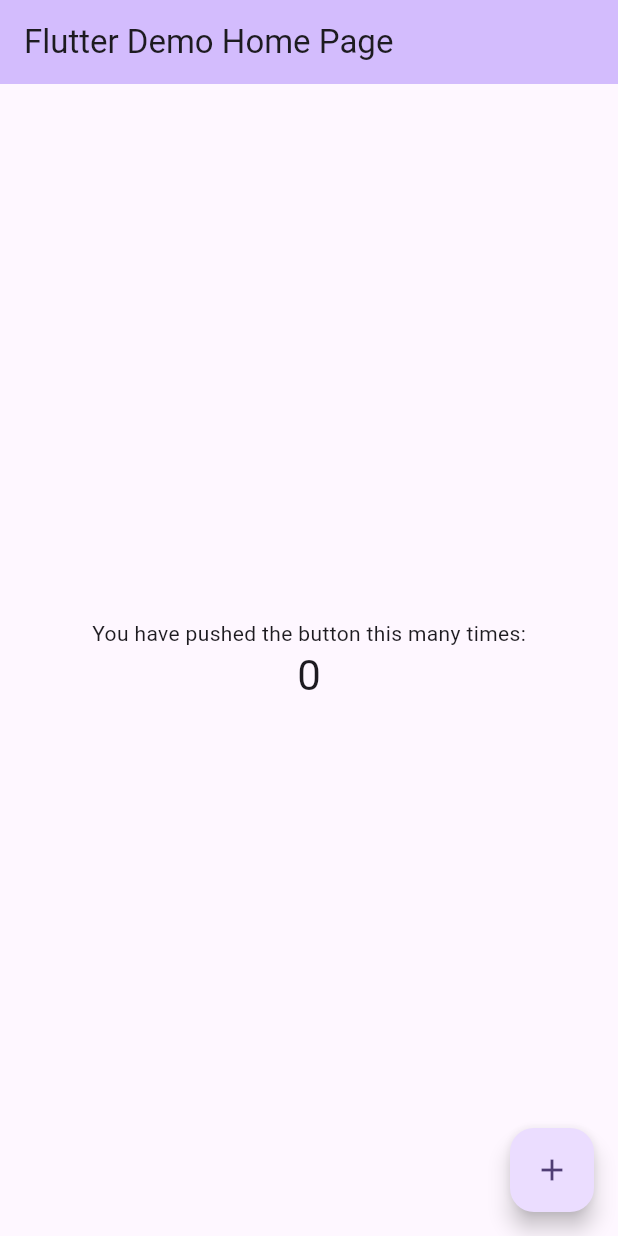
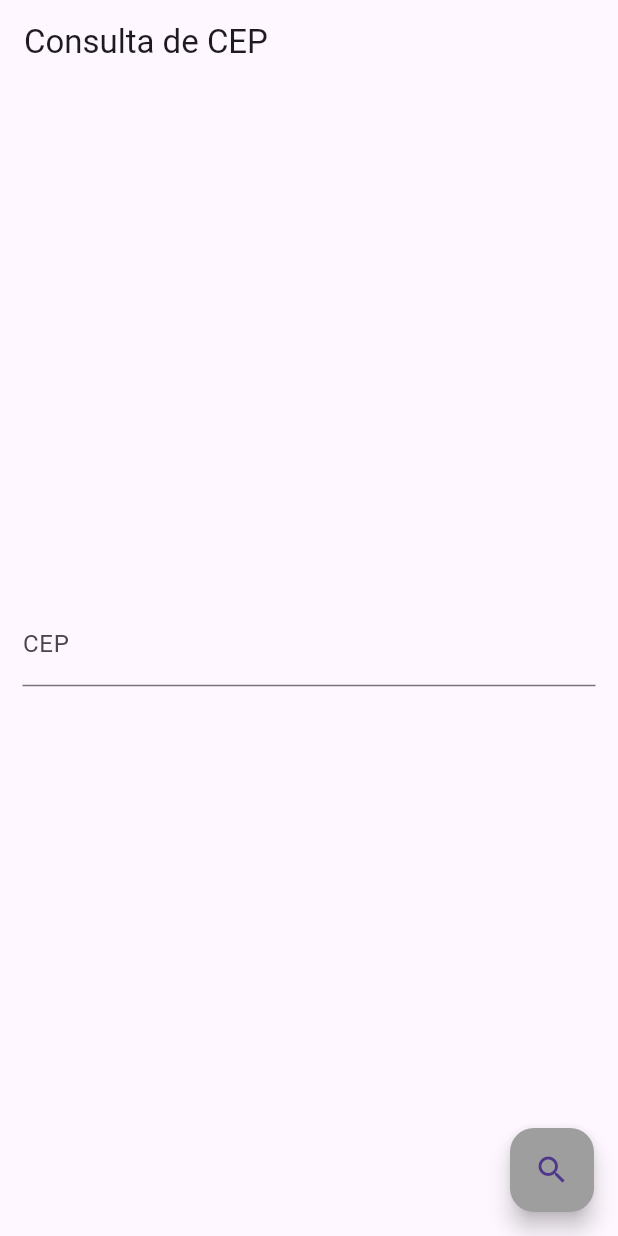
Before and after one commit to andre-luiz-aquino/viacep, a Flutter app: the screen it shows after launch, on a phone screen of 412 x 824 dp. Run offline on Flutter 3.47's test engine with Material 3 defaults, Android fonts, the phone set to English and light mode, and no system bars.

Commit message:
primeiro commit

```diff
--- /dev/null
+++ b/lib/buscar_cep.dart
@@ -0,0 +1,74 @@
+import 'dart:convert';
+
+import 'package:flutter/material.dart';
+
+import 'package:http/http.dart' as http;
+
+class BuscarCEP extends StatefulWidget {
+  BuscarCEP({super.key});
+
+  @override
+  State<BuscarCEP> createState() => _BuscarCEP();
+}
+
+class _BuscarCEP extends State<BuscarCEP> {
+  TextEditingController _cepController = TextEditingController();
+
+  String _valorRetorno = "";
+
+  void _buscarCep() async {
+    String cep = _cepController.text;
+
+    var _urlApi = Uri.parse("https://viacep.com.br/ws/$cep/json/");
+    http.Response resposta = await http.get(_urlApi);
+
+    String endereco = "";
+
+    if (resposta.statusCode == 200) {
+      print('Código de Resposta: ${resposta.statusCode}');
+
+      // endereco =  resposta.body;
+
+      Map<String, dynamic> dadosCep = json.decode(resposta.body);
+
+      endereco = "${dadosCep["logradouro"]}, ${dadosCep["bairro"]},"
+          "${dadosCep["localidade"]} - ${dadosCep["uf"]} ";
+    } else {
+      endereco = 'Cep informado incorretamente ou não encontrado.';
+    }
+
+    setState(() {
+      _valorRetorno = endereco;
+    });
+  }
+
+  @override
+  Widget build(BuildContext context) {
+    return Scaffold(
+      appBar: AppBar(
+        title: Text("Consulta de CEP"),
+      ),
+      body: Center(
+        child: Column(
+          mainAxisAlignment: MainAxisAlignment.center,
+          children: [
+            Padding(
+              padding: const EdgeInsets.all(15.0),
+              child: TextField(
+                controller: _cepController,
+                keyboardType: TextInputType.number,
+                decoration: InputDecoration(labelText: 'CEP'),
+              ),
+            ),
+            Text('$_valorRetorno')
+          ],
+        ),
+      ),
+      floatingActionButton: FloatingActionButton(
+        onPressed: _buscarCep,
+        child: Icon(Icons.search),
+        backgroundColor: Colors.grey,
+      ),
+    );
+  }
+}
--- a/lib/main.dart
+++ b/lib/main.dart
@@ -1,125 +1,10 @@
 import 'package:flutter/material.dart';
+import 'package:http/http.dart' as http;
+import 'dart:convert';
+
+import 'package:viacep/buscar_cep.dart';
 
 void main() {
-  runApp(const MyApp());
+  runApp(MaterialApp(
+      theme: ThemeData(primarySwatch: Colors.blue), home: BuscarCEP()));
 }
-
-class MyApp extends StatelessWidget {
-  const MyApp({super.key});
-
-  // This widget is the root of your application.
-  @override
-  Widget build(BuildContext context) {
-    return MaterialApp(
-      title: 'Flutter Demo',
-      theme: ThemeData(
-        // This is the theme of your application.
-        //
-        // TRY THIS: Try running your application with "flutter run". You'll see
-        // the application has a purple toolbar. Then, without quitting the app,
-        // try changing the seedColor in the colorScheme below to Colors.green
-        // and then invoke "hot reload" (save your changes or press the "hot
-        // reload" button in a Flutter-supported IDE, or press "r" if you used
-        // the command line to start the app).
-        //
-        // Notice that the counter didn't reset back to zero; the application
-        // state is not lost during the reload. To reset the state, use hot
-        // restart instead.
-        //
-        // This works for code too, not just values: Most code changes can be
-        // tested with just a hot reload.
-        colorScheme: ColorScheme.fromSeed(seedColor: Colors.deepPurple),
-        useMaterial3: true,
-      ),
-      home: const MyHomePage(title: 'Flutter Demo Home Page'),
-    );
-  }
-}
-
-class MyHomePage extends StatefulWidget {
-  const MyHomePage({super.key, required this.title});
-
-  // This widget is the home page of your application. It is stateful, meaning
-  // that it has a State object (defined below) that contains fields that affect
-  // how it looks.
-
-  // This class is the configuration for the state. It holds the values (in this
-  // case the title) provided by the parent (in this case the App widget) and
-  // used by the build method of the State. Fields in a Widget subclass are
-  // always marked "final".
-
-  final String title;
-
-  @override
-  State<MyHomePage> createState() => _MyHomePageState();
-}
-
-class _MyHomePageState extends State<MyHomePage> {
-  int _counter = 0;
-
-  void _incrementCounter() {
-    setState(() {
-      // This call to setState tells the Flutter framework that something has
-      // changed in this State, which causes it to rerun the build method below
-      // so that the display can reflect the updated values. If we changed
-      // _counter without calling setState(), then the build method would not be
-      // called again, and so nothing would appear to happen.
-      _counter++;
-    });
-  }
-
-  @override
-  Widget build(BuildContext context) {
-    // This method is rerun every time setState is called, for instance as done
-    // by the _incrementCounter method above.
-    //
-    // The Flutter framework has been optimized to make rerunning build methods
-    // fast, so that you can just rebuild anything that needs updating rather
-    // than having to individually change instances of widgets.
-    return Scaffold(
-      appBar: AppBar(
-        // TRY THIS: Try changing the color here to a specific color (to
-        // Colors.amber, perhaps?) and trigger a hot reload to see the AppBar
-        // change color while the other colors stay the same.
-        backgroundColor: Theme.of(context).colorScheme.inversePrimary,
-        // Here we take the value from the MyHomePage object that was created by
-        // the App.build method, and use it to set our appbar title.
-        title: Text(widget.title),
-      ),
-      body: Center(
-        // Center is a layout widget. It takes a single child and positions it
-        // in the middle of the parent.
-        child: Column(
-          // Column is also a layout widget. It takes a list of children and
-          // arranges them vertically. By default, it sizes itself to fit its
-          // children horizontally, and tries to be as tall as its parent.
-          //
-          // Column has various properties to control how it sizes itself and
-          // how it positions its children. Here we use mainAxisAlignment to
-          // center the children vertically; the main axis here is the vertical
-          // axis because Columns are vertical (the cross axis would be
-          // horizontal).
-          //
-          // TRY THIS: Invoke "debug painting" (choose the "Toggle Debug Paint"
-          // action in the IDE, or press "p" in the console), to see the
-          // wireframe for each widget.
-          mainAxisAlignment: MainAxisAlignment.center,
-          children: <Widget>[
-            const Text(
-              'You have pushed the button this many times:',
-            ),
-            Text(
-              '$_counter',
-              style: Theme.of(context).textTheme.headlineMedium,
-            ),
-          ],
-        ),
-      ),
-      floatingActionButton: FloatingActionButton(
-        onPressed: _incrementCounter,
-        tooltip: 'Increment',
-        child: const Icon(Icons.add),
-      ), // This trailing comma makes auto-formatting nicer for build methods.
-    );
-  }
-}
--- a/pubspec.yaml
+++ b/pubspec.yaml
@@ -35,6 +35,7 @@ dependencies:
   # The following adds the Cupertino Icons font to your application.
   # Use with the CupertinoIcons class for iOS style icons.
   cupertino_icons: ^1.0.6
+  http: ^1.2.1
 
 dev_dependencies:
   flutter_test:
```
Also changed, not shown: pubspec.lock, 1 other file.
